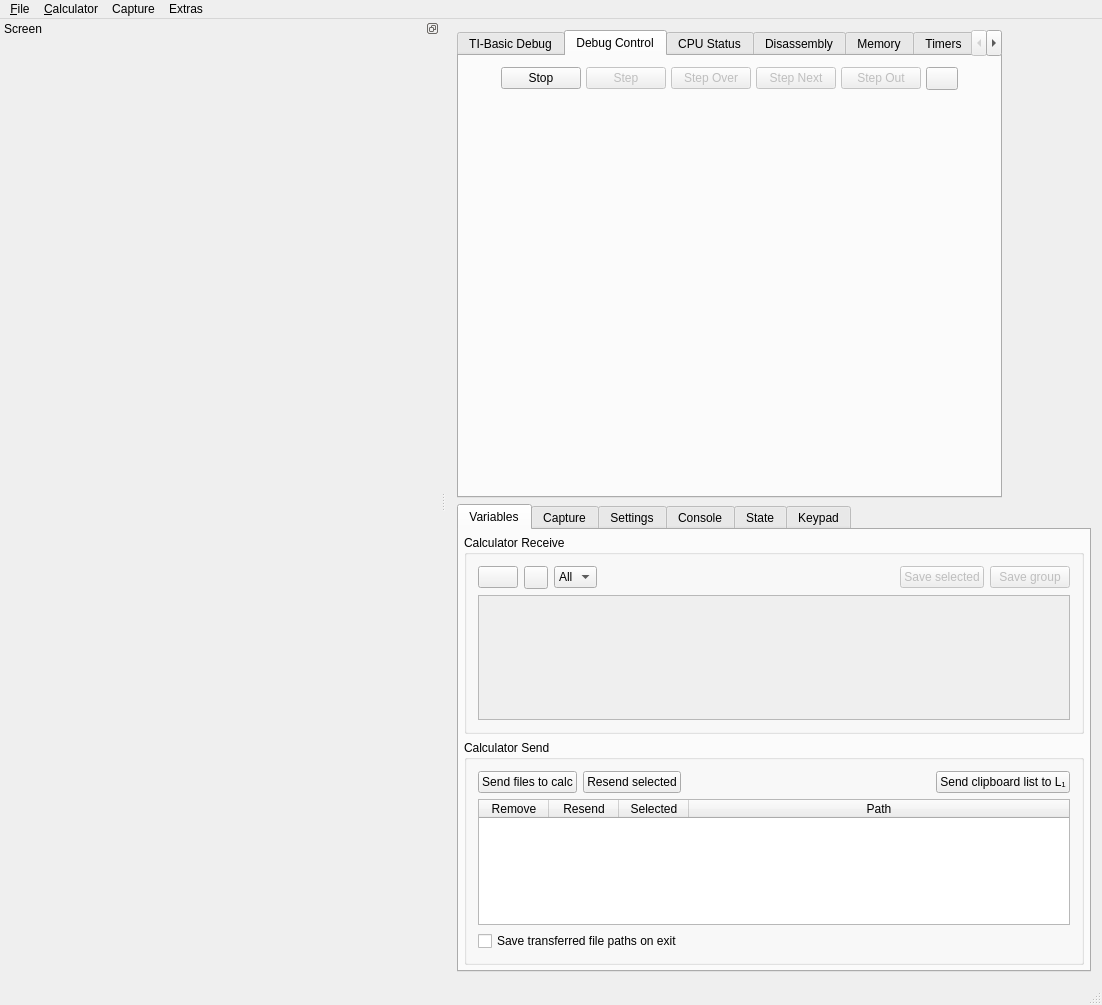
Old version of the form gui/qt/mainwindow.ui in the repository CE-Programming/CEmu.
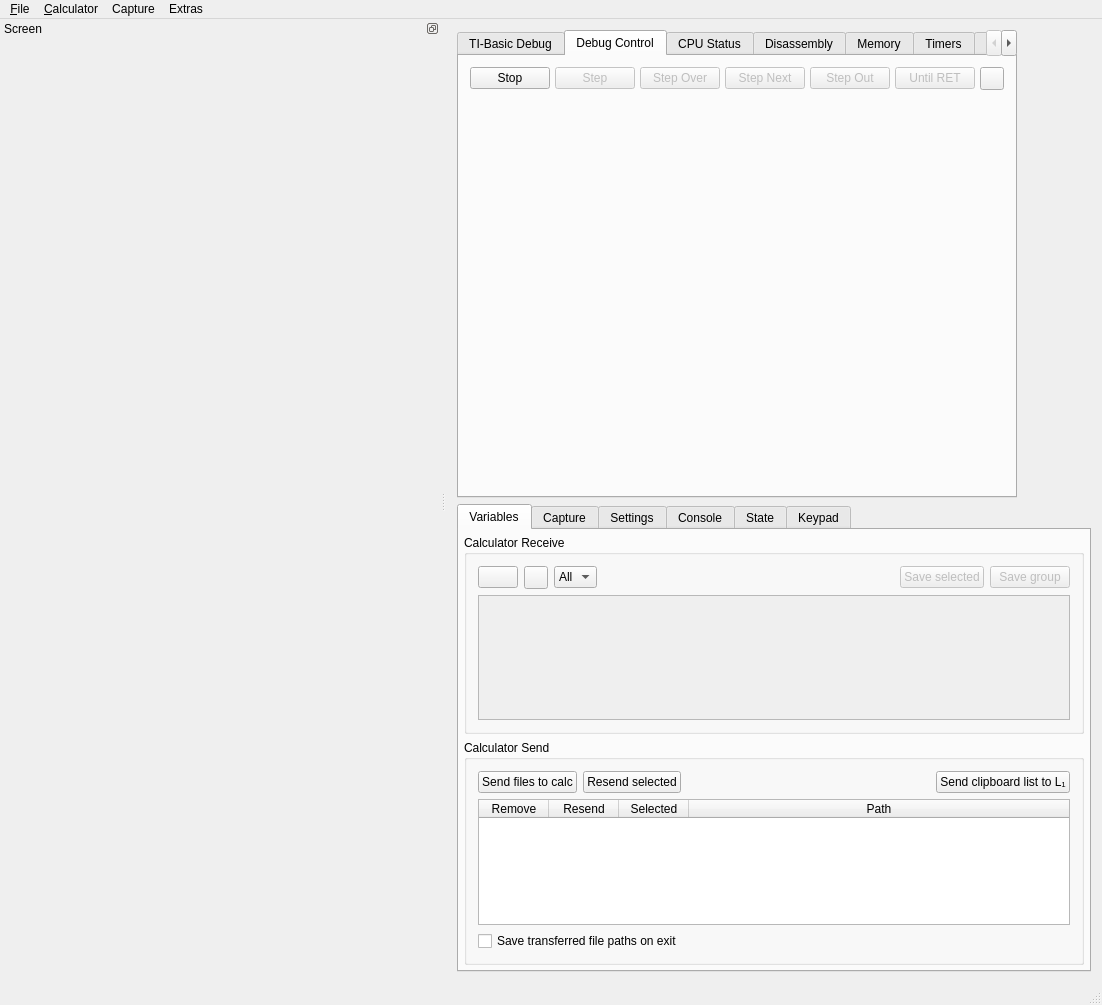
New version of the form. The open tabs and pages were chosen to show the change. Icons and pictures are not drawn. Custom widgets are drawn as their Qt base class.

Commit message: Implement execute until return

What changed in the file:
```diff
--- a/gui/qt/mainwindow.ui
+++ b/gui/qt/mainwindow.ui
@@ -554,6 +554,29 @@
             </property>
            </widget>
           </item>
+         <item>
+          <widget class="QPushButton" name="buttonUntilRet">
+           <property name="enabled">
+            <bool>false</bool>
+           </property>
+           <property name="sizePolicy">
+            <sizepolicy hsizetype="MinimumExpanding" vsizetype="Maximum">
+             <horstretch>0</horstretch>
+             <verstretch>0</verstretch>
+            </sizepolicy>
+           </property>
+           <property name="focusPolicy">
+            <enum>Qt::NoFocus</enum>
+           </property>
+           <property name="text">
+            <string>Until RET</string>
+           </property>
+           <property name="icon">
+            <iconset resource="resources.qrc">
+             <normaloff>:/icons/resources/icons/untilret.png</normaloff>:/icons/resources/icons/untilret.png</iconset>
+           </property>
+          </widget>
+         </item>
           <item>
            <widget class="QToolButton" name="buttonToggleBreakpoints">
             <property name="enabled">
```
Lines whose indentation alone changed are shown as unchanged. The commit also changes 9 other files.
